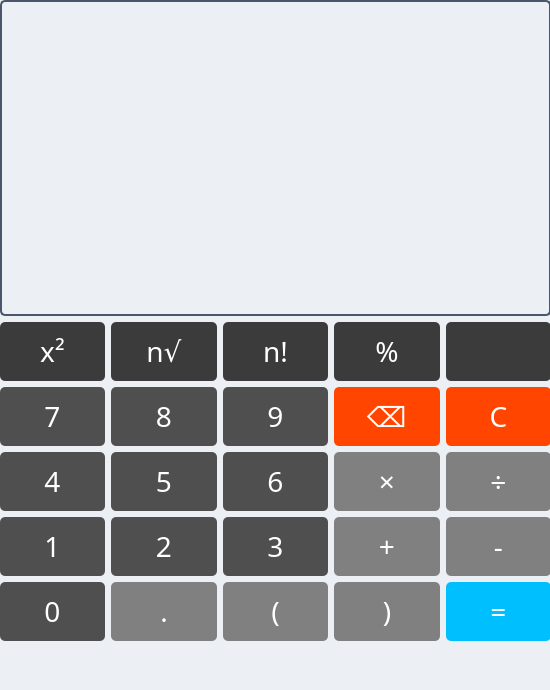
The window that src/calc.ui (Ekuuri/ivs-proj2) describes before a commit, drawn with Qt 5.
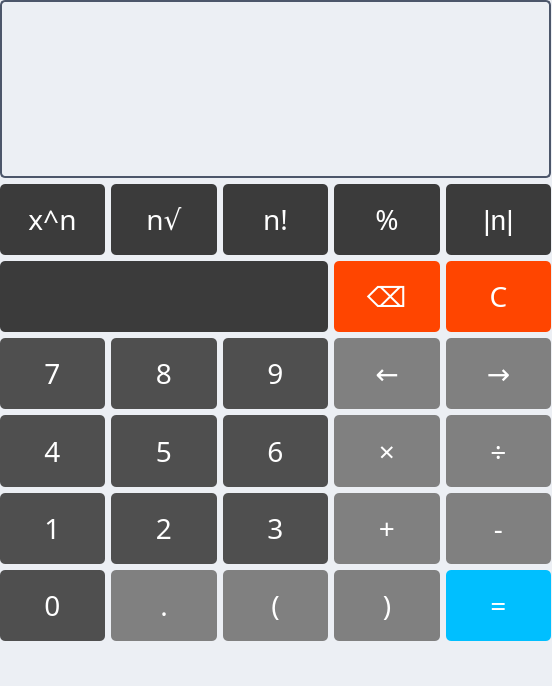
The same window after the commit.

Commit message: Added absolute value operation and arrows

```diff
--- a/src/calc.ui
+++ b/src/calc.ui
@@ -6,12 +6,12 @@
    <rect>
     <x>0</x>
     <y>0</y>
-    <width>550</width>
-    <height>690</height>
+    <width>552</width>
+    <height>686</height>
    </rect>
   </property>
   <property name="sizePolicy">
-   <sizepolicy hsizetype="Minimum" vsizetype="Preferred">
+   <sizepolicy hsizetype="Minimum" vsizetype="Minimum">
     <horstretch>0</horstretch>
     <verstretch>0</verstretch>
    </sizepolicy>
@@ -22,12 +22,6 @@
     <height>600</height>
    </size>
   </property>
-  <property name="maximumSize">
-   <size>
-    <width>600</width>
-    <height>700</height>
-   </size>
-  </property>
   <property name="windowTitle">
    <string>MainWindow</string>
   </property>
@@ -59,7 +53,7 @@
 
 /*Functions color*/
 QPushButton#ButtonPower, QPushButton#ButtonSqrt, QPushButton#ButtonFactorial, 
-QPushButton#ButtonModulo, QPushButton#ButtonPlaceHolder {
+QPushButton#ButtonModulo, QPushButton#ButtonAbsoluteVal, QPushButton#ButtonPlaceHolder {
     background-color: #3B3B3B;
     color: white;
     border-radius: 5px;
@@ -68,7 +62,7 @@
 /*Operations color*/
 QPushButton#ButtonAdd, QPushButton#ButtonSubtract, QPushButton#ButtonDivide,
 QPushButton#ButtonMultiply, QPushButton#ButtonOpBracket, QPushButton#ButtonClBracket,
-QPushButton#ButtonDecPoint {
+QPushButton#ButtonDecPoint, QPushButton#ButtonLeftArr, QPushButton#ButtonRightArr {
     background-color: #808080;
     color: white;
     border-radius: 5px;
@@ -164,6 +158,12 @@
    <enum>QTabWidget::Rounded</enum>
   </property>
   <widget class="QWidget" name="centralwidget">
+   <property name="sizePolicy">
+    <sizepolicy hsizetype="Expanding" vsizetype="Expanding">
+     <horstretch>0</horstretch>
+     <verstretch>0</verstretch>
+    </sizepolicy>
+   </property>
    <widget class="QWidget" name="layoutWidget">
     <property name="geometry">
      <rect>
@@ -176,7 +176,111 @@
     <property name="autoFillBackground">
      <bool>false</bool>
     </property>
-    <layout class="QGridLayout" name="gridLayout" rowstretch="2,0,0,0,0,0">
+    <layout class="QGridLayout" name="gridLayout" rowstretch="5,2,2,2,2,2,2">
+     <item row="1" column="4">
+      <widget class="QPushButton" name="ButtonAbsoluteVal">
+       <property name="enabled">
+        <bool>true</bool>
+       </property>
+       <property name="sizePolicy">
+        <sizepolicy hsizetype="Expanding" vsizetype="Expanding">
+         <horstretch>0</horstretch>
+         <verstretch>0</verstretch>
+        </sizepolicy>
+       </property>
+       <property name="autoFillBackground">
+        <bool>false</bool>
+       </property>
+       <property name="styleSheet">
+        <string notr="true">#buttonPlaceholder {
+    background-color: #3B4252; 
+    border: none;
+}</string>
+       </property>
+       <property name="text">
+        <string>|n|</string>
+       </property>
+       <property name="shortcut">
+        <string>|</string>
+       </property>
+      </widget>
+     </item>
+     <item row="1" column="1">
+      <widget class="QPushButton" name="ButtonSqrt">
+       <property name="sizePolicy">
+        <sizepolicy hsizetype="Expanding" vsizetype="Expanding">
+         <horstretch>0</horstretch>
+         <verstretch>0</verstretch>
+        </sizepolicy>
+       </property>
+       <property name="font">
+        <font>
+         <family>Sans Serif</family>
+         <pointsize>-1</pointsize>
+        </font>
+       </property>
+       <property name="autoFillBackground">
+        <bool>false</bool>
+       </property>
+       <property name="text">
+        <string>n√</string>
+       </property>
+      </widget>
+     </item>
+     <item row="0" column="0" colspan="5">
+      <widget class="QLineEdit" name="Display">
+       <property name="enabled">
+        <bool>true</bool>
+       </property>
+       <property name="sizePolicy">
+        <sizepolicy hsizetype="Expanding" vsizetype="Expanding">
+         <horstretch>0</horstretch>
+         <verstretch>0</verstretch>
+        </sizepolicy>
+       </property>
+       <property name="font">
+        <font>
+         <family>Sans Serif</family>
+         <pointsize>44</pointsize>
+         <italic>false</italic>
+        </font>
+       </property>
+       <property name="text">
+        <string/>
+       </property>
+       <property name="alignment">
+        <set>Qt::AlignRight|Qt::AlignTrailing|Qt::AlignVCenter</set>
+       </property>
+       <property name="readOnly">
+        <bool>false</bool>
+       </property>
+      </widget>
+     </item>
+     <item row="1" column="0">
+      <widget class="QPushButton" name="ButtonPower">
+       <property name="sizePolicy">
+        <sizepolicy hsizetype="Expanding" vsizetype="Expanding">
+         <horstretch>0</horstretch>
+         <verstretch>0</verstretch>
+        </sizepolicy>
+       </property>
+       <property name="font">
+        <font>
+         <family>Sans Serif</family>
+         <pointsize>-1</pointsize>
+        </font>
+       </property>
+       <property name="autoFillBackground">
+        <bool>false</bool>
+       </property>
+       <property name="text">
+        <string>x^n</string>
+       </property>
+       <property name="shortcut">
+        <string>^</string>
+       </property>
+      </widget>
+     </item>
      <item row="1" column="2">
       <widget class="QPushButton" name="ButtonFactorial">
        <property name="sizePolicy">
@@ -202,33 +306,8 @@
        </property>
       </widget>
      </item>
-     <item row="1" column="4">
-      <widget class="QPushButton" name="ButtonPlaceHolder">
-       <property name="enabled">
-        <bool>false</bool>
-       </property>
-       <property name="sizePolicy">
-        <sizepolicy hsizetype="Expanding" vsizetype="Expanding">
-         <horstretch>0</horstretch>
-         <verstretch>0</verstretch>
-        </sizepolicy>
-       </property>
-       <property name="autoFillBackground">
-        <bool>false</bool>
-       </property>
-       <property name="styleSheet">
-        <string notr="true">#buttonPlaceholder {
-    background-color: #3B4252; 
-    border: none;
-}</string>
-       </property>
-       <property name="text">
-        <string/>
-       </property>
-      </widget>
-     </item>
-     <item row="3" column="4">
-      <widget class="QPushButton" name="ButtonDivide">
+     <item row="1" column="3">
+      <widget class="QPushButton" name="ButtonModulo">
        <property name="sizePolicy">
         <sizepolicy hsizetype="Expanding" vsizetype="Expanding">
          <horstretch>0</horstretch>
@@ -245,7 +324,7 @@
         <bool>false</bool>
        </property>
        <property name="text">
-        <string>÷</string>
+        <string>%</string>
        </property>
        <property name="shortcut">
         <string>/</string>
@@ -253,7 +332,7 @@
       </widget>
      </item>
      <item row="3" column="2">
-      <widget class="QPushButton" name="Button6">
+      <widget class="QPushButton" name="Button9">
        <property name="sizePolicy">
         <sizepolicy hsizetype="Expanding" vsizetype="Expanding">
          <horstretch>0</horstretch>
@@ -270,39 +349,14 @@
         <bool>false</bool>
        </property>
        <property name="text">
-        <string>6</string>
+        <string>9</string>
        </property>
        <property name="shortcut">
         <string>6</string>
        </property>
       </widget>
      </item>
-     <item row="2" column="0">
-      <widget class="QPushButton" name="Button7">
-       <property name="sizePolicy">
-        <sizepolicy hsizetype="Expanding" vsizetype="Expanding">
-         <horstretch>0</horstretch>
-         <verstretch>0</verstretch>
-        </sizepolicy>
-       </property>
-       <property name="font">
-        <font>
-         <family>Sans Serif</family>
-         <pointsize>-1</pointsize>
-        </font>
-       </property>
-       <property name="autoFillBackground">
-        <bool>false</bool>
-       </property>
-       <property name="text">
-        <string>7</string>
-       </property>
-       <property name="shortcut">
-        <string>7</string>
-       </property>
-      </widget>
-     </item>
-     <item row="2" column="1">
+     <item row="3" column="1">
       <widget class="QPushButton" name="Button8">
        <property name="sizePolicy">
         <sizepolicy hsizetype="Expanding" vsizetype="Expanding">
@@ -327,7 +381,232 @@
        </property>
       </widget>
      </item>
-     <item row="3" column="3">
+     <item row="3" column="0">
+      <widget class="QPushButton" name="Button7">
+       <property name="sizePolicy">
+        <sizepolicy hsizetype="Expanding" vsizetype="Expanding">
+         <horstretch>0</horstretch>
+         <verstretch>0</verstretch>
+        </sizepolicy>
+       </property>
+       <property name="font">
+        <font>
+         <family>Sans Serif</family>
+         <pointsize>-1</pointsize>
+        </font>
+       </property>
+       <property name="autoFillBackground">
+        <bool>false</bool>
+       </property>
+       <property name="text">
+        <string>7</string>
+       </property>
+       <property name="shortcut">
+        <string>7</string>
+       </property>
+      </widget>
+     </item>
+     <item row="4" column="0">
+      <widget class="QPushButton" name="Button4">
+       <property name="sizePolicy">
+        <sizepolicy hsizetype="Expanding" vsizetype="Expanding">
+         <horstretch>0</horstretch>
+         <verstretch>0</verstretch>
+        </sizepolicy>
+       </property>
+       <property name="font">
+        <font>
+         <family>Sans Serif</family>
+         <pointsize>-1</pointsize>
+        </font>
+       </property>
+       <property name="autoFillBackground">
+        <bool>false</bool>
+       </property>
+       <property name="text">
+        <string>4</string>
+       </property>
+       <property name="shortcut">
+        <string>4</string>
+       </property>
+      </widget>
+     </item>
+     <item row="4" column="1">
+      <widget class="QPushButton" name="Button5">
+       <property name="sizePolicy">
+        <sizepolicy hsizetype="Expanding" vsizetype="Expanding">
+         <horstretch>0</horstretch>
+         <verstretch>0</verstretch>
+        </sizepolicy>
+       </property>
+       <property name="font">
+        <font>
+         <family>Sans Serif</family>
+         <pointsize>-1</pointsize>
+        </font>
+       </property>
+       <property name="autoFillBackground">
+        <bool>false</bool>
+       </property>
+       <property name="text">
+        <string>5</string>
+       </property>
+       <property name="shortcut">
+        <string>5</string>
+       </property>
+      </widget>
+     </item>
+     <item row="4" column="2">
+      <widget class="QPushButton" name="Button6">
+       <property name="sizePolicy">
+        <sizepolicy hsizetype="Expanding" vsizetype="Expanding">
+         <horstretch>0</horstretch>
+         <verstretch>0</verstretch>
+        </sizepolicy>
+       </property>
+       <property name="font">
+        <font>
+         <family>Sans Serif</family>
+         <pointsize>-1</pointsize>
+        </font>
+       </property>
+       <property name="autoFillBackground">
+        <bool>false</bool>
+       </property>
+       <property name="text">
+        <string>6</string>
+       </property>
+       <property name="shortcut">
+        <string>6</string>
+       </property>
+      </widget>
+     </item>
+     <item row="5" column="2">
+      <widget class="QPushButton" name="Button3">
+       <property name="sizePolicy">
+        <sizepolicy hsizetype="Expanding" vsizetype="Expanding">
+         <horstretch>0</horstretch>
+         <verstretch>0</verstretch>
+        </sizepolicy>
+       </property>
+       <property name="font">
+        <font>
+         <family>Sans Serif</family>
+         <pointsize>-1</pointsize>
+        </font>
+       </property>
+       <property name="autoFillBackground">
+        <bool>false</bool>
+       </property>
+       <property name="text">
+        <string>3</string>
+       </property>
+       <property name="shortcut">
+        <string>3</string>
+       </property>
+      </widget>
+     </item>
+     <item row="5" column="1">
+      <widget class="QPushButton" name="Button2">
+       <property name="sizePolicy">
+        <sizepolicy hsizetype="Expanding" vsizetype="Expanding">
+         <horstretch>0</horstretch>
+         <verstretch>0</verstretch>
+        </sizepolicy>
+       </property>
+       <property name="font">
+        <font>
+         <family>Sans Serif</family>
+         <pointsize>-1</pointsize>
+        </font>
+       </property>
+       <property name="autoFillBackground">
+        <bool>false</bool>
+       </property>
+       <property name="text">
+        <string>2</string>
+       </property>
+       <property name="shortcut">
+        <string>2</string>
+       </property>
+      </widget>
+     </item>
+     <item row="5" column="0">
+      <widget class="QPushButton" name="Button1">
+       <property name="sizePolicy">
+        <sizepolicy hsizetype="Expanding" vsizetype="Expanding">
+         <horstretch>0</horstretch>
+         <verstretch>0</verstretch>
+        </sizepolicy>
+       </property>
+       <property name="font">
+        <font>
+         <family>Sans Serif</family>
+         <pointsize>-1</pointsize>
+        </font>
+       </property>
+       <property name="autoFillBackground">
+        <bool>false</bool>
+       </property>
+       <property name="text">
+        <string>1</string>
+       </property>
+       <property name="shortcut">
+        <string>1</string>
+       </property>
+      </widget>
+     </item>
+     <item row="6" column="0">
+      <widget class="QPushButton" name="Button0">
+       <property name="sizePolicy">
+        <sizepolicy hsizetype="Expanding" vsizetype="Expanding">
+         <horstretch>0</horstretch>
+         <verstretch>0</verstretch>
+        </sizepolicy>
+       </property>
+       <property name="font">
+        <font>
+         <family>Sans Serif</family>
+         <pointsize>-1</pointsize>
+        </font>
+       </property>
+       <property name="autoFillBackground">
+        <bool>false</bool>
+       </property>
+       <property name="text">
+        <string>0</string>
+       </property>
+       <property name="shortcut">
+        <string>0</string>
+       </property>
+      </widget>
+     </item>
+     <item row="6" column="1">
+      <widget class="QPushButton" name="ButtonDecPoint">
+       <property name="sizePolicy">
+        <sizepolicy hsizetype="Expanding" vsizetype="Expanding">
+         <horstretch>0</horstretch>
+         <verstretch>0</verstretch>
+        </sizepolicy>
+       </property>
+       <property name="font">
+        <font>
+         <family>Sans Serif</family>
+         <pointsize>-1</pointsize>
+        </font>
+       </property>
+       <property name="autoFillBackground">
+        <bool>false</bool>
+       </property>
+       <property name="text">
+        <string>.</string>
+       </property>
+       <property name="shortcut">
+        <string>.</string>
+       </property>
+      </widget>
+     </item>
+     <item row="4" column="3">
       <widget class="QPushButton" name="ButtonMultiply">
        <property name="sizePolicy">
         <sizepolicy hsizetype="Expanding" vsizetype="Expanding">
@@ -352,57 +631,7 @@
        </property>
       </widget>
      </item>
-     <item row="4" column="1">
-      <widget class="QPushButton" name="Button2">
-       <property name="sizePolicy">
-        <sizepolicy hsizetype="Expanding" vsizetype="Expanding">
-         <horstretch>0</horstretch>
-         <verstretch>0</verstretch>
-        </sizepolicy>
-       </property>
-       <property name="font">
-        <font>
-         <family>Sans Serif</family>
-         <pointsize>-1</pointsize>
-        </font>
-       </property>
-       <property name="autoFillBackground">
-        <bool>false</bool>
-       </property>
-       <property name="text">
-        <string>2</string>
-       </property>
-       <property name="shortcut">
-        <string>2</string>
-       </property>
-      </widget>
-     </item>
-     <item row="3" column="0">
-      <widget class="QPushButton" name="Button4">
-       <property name="sizePolicy">
-        <sizepolicy hsizetype="Expanding" vsizetype="Expanding">
-         <horstretch>0</horstretch>
-         <verstretch>0</verstretch>
-        </sizepolicy>
-       </property>
-       <property name="font">
-        <font>
-         <family>Sans Serif</family>
-         <pointsize>-1</pointsize>
-        </font>
-       </property>
-       <property name="autoFillBackground">
-        <bool>false</bool>
-       </property>
-       <property name="text">
-        <string>4</string>
-       </property>
-       <property name="shortcut">
-        <string>4</string>
-       </property>
-      </widget>
-     </item>
-     <item row="5" column="4">
+     <item row="6" column="4">
       <widget class="QPushButton" name="ButtonEquals">
        <property name="sizePolicy">
         <sizepolicy hsizetype="Expanding" vsizetype="Expanding">
@@ -423,82 +652,7 @@
         <string>=</string>
        </property>
        <property name="shortcut">
-        <string>Enter</string>
-       </property>
-      </widget>
-     </item>
-     <item row="4" column="4">
-      <widget class="QPushButton" name="ButtonSubtract">
-       <property name="sizePolicy">
-        <sizepolicy hsizetype="Expanding" vsizetype="Expanding">
-         <horstretch>0</horstretch>
-         <verstretch>0</verstretch>
-        </sizepolicy>
-       </property>
-       <property name="font">
-        <font>
-         <family>Sans Serif</family>
-         <pointsize>-1</pointsize>
-        </font>
-       </property>
-       <property name="autoFillBackground">
-        <bool>false</bool>
-       </property>
-       <property name="text">
-        <string>-</string>
-       </property>
-       <property name="shortcut">
-        <string>-</string>
-       </property>
-      </widget>
-     </item>
-     <item row="2" column="2">
-      <widget class="QPushButton" name="Button9">
-       <property name="sizePolicy">
-        <sizepolicy hsizetype="Expanding" vsizetype="Expanding">
-         <horstretch>0</horstretch>
-         <verstretch>0</verstretch>
-        </sizepolicy>
-       </property>
-       <property name="font">
-        <font>
-         <family>Sans Serif</family>
-         <pointsize>-1</pointsize>
-        </font>
-       </property>
-       <property name="autoFillBackground">
-        <bool>false</bool>
-       </property>
-       <property name="text">
-        <string>9</string>
-       </property>
-       <property name="shortcut">
-        <string>9</string>
-       </property>
-      </widget>
-     </item>
-     <item row="1" column="0">
-      <widget class="QPushButton" name="ButtonPower">
-       <property name="sizePolicy">
-        <sizepolicy hsizetype="Expanding" vsizetype="Expanding">
-         <horstretch>0</horstretch>
-         <verstretch>0</verstretch>
-        </sizepolicy>
-       </property>
-       <property name="font">
-        <font>
-         <family>Sans Serif</family>
-         <pointsize>-1</pointsize>
-        </font>
-       </property>
-       <property name="autoFillBackground">
-        <bool>false</bool>
-       </property>
-       <property name="text">
-        <string>x²</string>
-       </property>
-       <property name="shortcut">
-        <string>^</string>
+        <string>Return</string>
        </property>
       </widget>
      </item>
@@ -552,7 +706,57 @@
        </property>
       </widget>
      </item>
-     <item row="5" column="2">
+     <item row="5" column="4">
+      <widget class="QPushButton" name="ButtonSubtract">
+       <property name="sizePolicy">
+        <sizepolicy hsizetype="Expanding" vsizetype="Expanding">
+         <horstretch>0</horstretch>
+         <verstretch>0</verstretch>
+        </sizepolicy>
+       </property>
+       <property name="font">
+        <font>
+         <family>Sans Serif</family>
+         <pointsize>-1</pointsize>
+        </font>
+       </property>
+       <property name="autoFillBackground">
+        <bool>false</bool>
+       </property>
+       <property name="text">
+        <string>-</string>
+       </property>
+       <property name="shortcut">
+        <string>-</string>
+       </property>
+      </widget>
+     </item>
+     <item row="6" column="3">
+      <widget class="QPushButton" name="ButtonClBracket">
+       <property name="sizePolicy">
+        <sizepolicy hsizetype="Expanding" vsizetype="Expanding">
+         <horstretch>0</horstretch>
+         <verstretch>0</verstretch>
+        </sizepolicy>
+       </property>
+       <property name="font">
+        <font>
+         <family>Sans Serif</family>
+         <pointsize>-1</pointsize>
+        </font>
+       </property>
+       <property name="autoFillBackground">
+        <bool>false</bool>
+       </property>
+       <property name="text">
+        <string>)</string>
+       </property>
+       <property name="shortcut">
+        <string>)</string>
+       </property>
+      </widget>
+     </item>
+     <item row="6" column="2">
       <widget class="QPushButton" name="ButtonOpBracket">
        <property name="sizePolicy">
         <sizepolicy hsizetype="Expanding" vsizetype="Expanding">
@@ -577,8 +781,8 @@
        </property>
       </widget>
      </item>
-     <item row="1" column="3">
-      <widget class="QPushButton" name="ButtonModulo">
+     <item row="4" column="4">
+      <widget class="QPushButton" name="ButtonDivide">
        <property name="sizePolicy">
         <sizepolicy hsizetype="Expanding" vsizetype="Expanding">
          <horstretch>0</horstretch>
@@ -595,7 +799,7 @@
         <bool>false</bool>
        </property>
        <property name="text">
-        <string>%</string>
+        <string>÷</string>
        </property>
        <property name="shortcut">
         <string>%</string>
@@ -603,31 +807,6 @@
       </widget>
      </item>
      <item row="5" column="3">
-      <widget class="QPushButton" name="ButtonClBracket">
-       <property name="sizePolicy">
-        <sizepolicy hsizetype="Expanding" vsizetype="Expanding">
-         <horstretch>0</horstretch>
-         <verstretch>0</verstretch>
-        </sizepolicy>
-       </property>
-       <property name="font">
-        <font>
-         <family>Sans Serif</family>
-         <pointsize>-1</pointsize>
-        </font>
-       </property>
-       <property name="autoFillBackground">
-        <bool>false</bool>
-       </property>
-       <property name="text">
-        <string>)</string>
-       </property>
-       <property name="shortcut">
-        <string>)</string>
-       </property>
-      </widget>
-     </item>
-     <item row="4" column="3">
       <widget class="QPushButton" name="ButtonAdd">
        <property name="sizePolicy">
         <sizepolicy hsizetype="Expanding" vsizetype="Expanding">
@@ -652,8 +831,8 @@
        </property>
       </widget>
      </item>
-     <item row="1" column="1">
-      <widget class="QPushButton" name="ButtonSqrt">
+     <item row="3" column="4">
+      <widget class="QPushButton" name="ButtonRightArr">
        <property name="sizePolicy">
         <sizepolicy hsizetype="Expanding" vsizetype="Expanding">
          <horstretch>0</horstretch>
@@ -670,37 +849,15 @@
         <bool>false</bool>
        </property>
        <property name="text">
-        <string>n√</string>
+        <string>→</string>
        </property>
-      </widget>
-     </item>
-     <item row="5" column="1">
-      <widget class="QPushButton" name="ButtonDecPoint">
-       <property name="sizePolicy">
-        <sizepolicy hsizetype="Expanding" vsizetype="Expanding">
-         <horstretch>0</horstretch>
-         <verstretch>0</verstretch>
-        </sizepolicy>
-       </property>
-       <property name="font">
-        <font>
-         <family>Sans Serif</family>
-         <pointsize>-1</pointsize>
-        </font>
-       </property>
-       <property name="autoFillBackground">
-        <bool>false</bool>
-       </property>
-       <property name="text">
-        <string>.</string>
-       </property>
        <property name="shortcut">
         <string>.</string>
        </property>
       </widget>
      </item>
-     <item row="3" column="1">
-      <widget class="QPushButton" name="Button5">
+     <item row="3" column="3">
+      <widget class="QPushButton" name="ButtonLeftArr">
        <property name="sizePolicy">
         <sizepolicy hsizetype="Expanding" vsizetype="Expanding">
          <horstretch>0</horstretch>
@@ -717,109 +874,36 @@
         <bool>false</bool>
        </property>
        <property name="text">
-        <string>5</string>
+        <string>←</string>
        </property>
        <property name="shortcut">
         <string>5</string>
        </property>
       </widget>
      </item>
-     <item row="4" column="2">
-      <widget class="QPushButton" name="Button3">
-       <property name="sizePolicy">
-        <sizepolicy hsizetype="Expanding" vsizetype="Expanding">
-         <horstretch>0</horstretch>
-         <verstretch>0</verstretch>
-        </sizepolicy>
-       </property>
-       <property name="font">
-        <font>
-         <family>Sans Serif</family>
-         <pointsize>-1</pointsize>
-        </font>
-       </property>
-       <property name="autoFillBackground">
+     <item row="2" column="0" colspan="3">
+      <widget class="QPushButton" name="ButtonPlaceHolder">
+       <property name="enabled">
         <bool>false</bool>
        </property>
-       <property name="text">
-        <string>3</string>
-       </property>
-       <property name="shortcut">
-        <string>3</string>
-       </property>
-      </widget>
-     </item>
-     <item row="4" column="0">
-      <widget class="QPushButton" name="Button1">
        <property name="sizePolicy">
         <sizepolicy hsizetype="Expanding" vsizetype="Expanding">
          <horstretch>0</horstretch>
          <verstretch>0</verstretch>
         </sizepolicy>
        </property>
-       <property name="font">
-        <font>
-         <family>Sans Serif</family>
-         <pointsize>-1</pointsize>
-        </font>
-       </property>
        <property name="autoFillBackground">
         <bool>false</bool>
        </property>
-       <property name="text">
-        <string>1</string>
-       </property>
-       <property name="shortcut">
-        <string>1</string>
-       </property>
-      </widget>
-     </item>
-     <item row="5" column="0">
-      <widget class="QPushButton" name="Button0">
-       <property name="sizePolicy">
-        <sizepolicy hsizetype="Expanding" vsizetype="Expanding">
-         <horstretch>0</horstretch>
-         <verstretch>0</verstretch>
-        </sizepolicy>
-       </property>
-       <property name="font">
-        <font>
-         <family>Sans Serif</family>
-         <pointsize>-1</pointsize>
-        </font>
-       </property>
-       <property name="autoFillBackground">
-        <bool>false</bool>
-       </property>
-       <property name="text">
-        <string>0</string>
-       </property>
-      </widget>
-     </item>
-     <item row="0" column="0" colspan="5">
-      <widget class="QLineEdit" name="Display">
-       <property name="sizePolicy">
-        <sizepolicy hsizetype="Expanding" vsizetype="Expanding">
-         <horstretch>0</horstretch>
-         <verstretch>0</verstretch>
-        </sizepolicy>
-       </property>
-       <property name="font">
-        <font>
-         <family>Sans Serif</family>
-         <pointsize>44</pointsize>
-         <italic>false</italic>
-        </font>
+       <property name="styleSheet">
+        <string notr="true">#buttonPlaceholder {
+    background-color: #3B4252; 
+    border: none;
+}</string>
        </property>
        <property name="text">
         <string/>
        </property>
-       <property name="alignment">
-        <set>Qt::AlignRight|Qt::AlignTrailing|Qt::AlignVCenter</set>
-       </property>
-       <property name="readOnly">
-        <bool>false</bool>
-       </property>
       </widget>
      </item>
     </layout>
```
Left out of the diff: 24 changed lines with no effect on the pictures. The commit also changes 2 other files.
